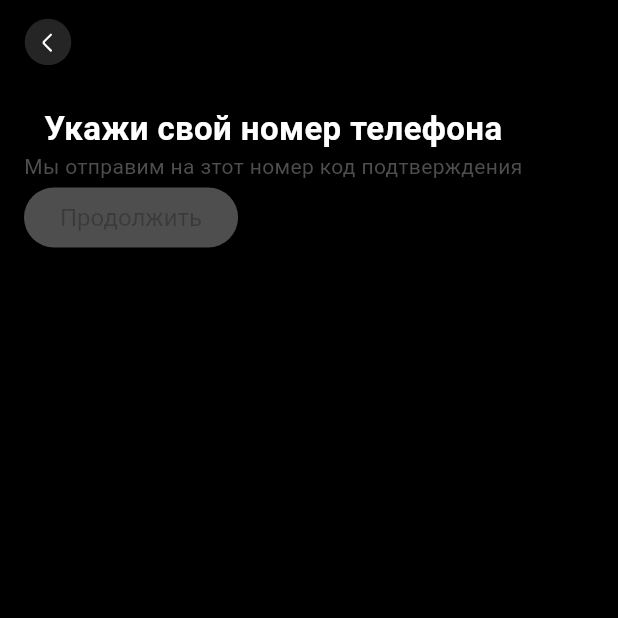
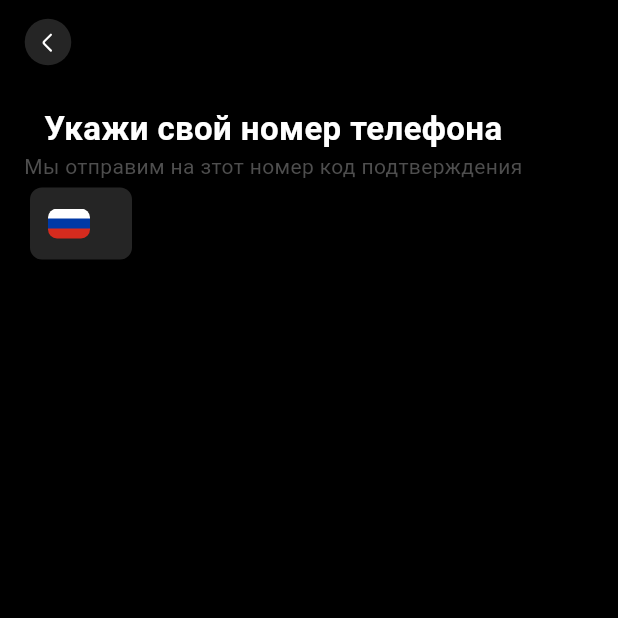
Before and after one commit to PeriyanAra/up4date, a Flutter app: the screen it shows after launch, on a phone screen of 412 x 824 dp, the top half of it. Run offline on Flutter 3.47's test engine with Material 3 defaults, Android fonts, the phone set to English and light mode, and no system bars; our stand-ins replace auto_route, easy_localization, flutter_svg, get_it, shared_preferences.

Commit message:
country picker starting

```diff
--- a/assets/translations/ru.json
+++ b/assets/translations/ru.json
@@ -1,5 +1,5 @@
 {
     "registration_title": "Укажи свой номер телефона",
     "registration_subtitle": "Мы отправим на зтот номер код подтверждения",
-    "continue": "Продолжить"
+    "continue_text": "Продолжить"
 }
--- a/lib/presentation/auth/auth_screen.dart
+++ b/lib/presentation/auth/auth_screen.dart
@@ -1,7 +1,6 @@
 import 'package:auto_route/auto_route.dart';
 import 'package:flutter/material.dart';
 import 'package:up4date/presentation/common/index.dart';
-import 'package:up4date/presentation/common/widgets/primary_button.dart';
 
 @RoutePage()
 class AuthScreen extends StatelessWidget {
--- a/lib/presentation/common/theme_extensions/registration_screen_theme.dart
+++ b/lib/presentation/common/theme_extensions/registration_screen_theme.dart
@@ -18,6 +18,8 @@ class RegistrationScreenTheme extends ThemeExtension<RegistrationScreenTheme> {
   TextStyle get titleTextStyle => _textTheme.headlineLarge.copyWith(
         color: Up4DateColorsPalette.white,
       );
+
+  Color get phoneNumberSectionBackgroundColor => Up4DateColorsPalette.black50;
 
   @override
   int get hashCode => Object.hash(
--- a/lib/presentation/registration/registration_screen.dart
+++ b/lib/presentation/registration/registration_screen.dart
@@ -1,8 +1,9 @@
 import 'package:auto_route/auto_route.dart';
 import 'package:easy_localization/easy_localization.dart';
 import 'package:flutter/material.dart';
+import 'package:flutter_svg/svg.dart';
 import 'package:up4date/presentation/common/index.dart';
-import 'package:up4date/presentation/common/widgets/primary_button.dart';
+import 'package:up4date/presentation/registration/widgets/phone_input.dart';
 
 @RoutePage()
 class RegistrationScreen extends StatelessWidget {
@@ -41,9 +42,129 @@ class _RegistrationScreenContent extends StatelessWidget {
               ),
             ],
           ),
-          PrimaryButton(text: 'continue'.tr())
+          Row(
+            children: [
+              _CountrySelector(
+                countryInfo: CountryInfo(
+                  countryCode: 'ru',
+                  phoneCode: '7',
+                  name: 'Russia',
+                ),
+                onPressed: () {},
+              ),
+
+              // PhoneInput(
+              //   controller: TextEditingController(),
+              //   focusNode: FocusNode(),
+              //   isAutofocus: false,
+              //   prefix: _CountrySelector(
+              //       // countryCode: 'ru',
+              //       // onPressed: _showCountrySelector,
+              //       ),
+              // )
+              // PrimaryButton(text: 'continue'.tr(), onTap: () {},)
+            ],
+          ),
         ],
       ),
     );
   }
 }
+
+class _CountrySelector extends StatelessWidget {
+  const _CountrySelector({
+    required this.countryInfo,
+    required this.onPressed,
+  });
+
+  final CountryInfo countryInfo;
+  final VoidCallback onPressed;
+
+  @override
+  Widget build(BuildContext context) {
+    final registrationScreenTheme = RegistrationScreenTheme.of(context);
+
+    return Padding(
+      padding: const EdgeInsets.all(4.0),
+      child: GestureDetector(
+        onTap: () {},
+        child: Row(
+          mainAxisSize: MainAxisSize.min,
+          children: [
+            Container(
+              width: 68,
+              height: 48,
+              decoration: BoxDecoration(
+                borderRadius: BorderRadius.circular(8),
+                color:
+                    registrationScreenTheme.phoneNumberSectionBackgroundColor,
+              ),
+              child: Padding(
+                padding: const EdgeInsets.fromLTRB(12, 10, 14, 10),
+                child: Row(
+                  mainAxisAlignment: MainAxisAlignment.spaceBetween,
+                  children: [
+                    countryInfo.countryCode.isEmpty
+                        ? FlutterLogo()
+                        // SvgPicture.asset(
+                        //     Drawables.icGlobe,
+                        //     width: 20,
+                        //     height: 20,
+                        //   )
+                        : CountryFlagImage(
+                            country: countryInfo,
+                            size: 20,
+                          ),
+                    const SizedBox(width: 4),
+                    // SvgPicture.asset(Drawables.icRedesignAngleDown),
+                  ],
+                ),
+              ),
+            ),
+            const SizedBox(width: 12)
+          ],
+        ),
+      ),
+    );
+  }
+}
+
+class CountryInfo {
+  CountryInfo({
+    required this.phoneCode,
+    required this.countryCode,
+    required this.name,
+  }) : flagUri = 'assets/countries/${countryCode.toLowerCase()}.png';
+
+  final String phoneCode;
+  final String countryCode;
+  final String name;
+  final String flagUri;
+}
+
+class CountryFlagImage extends StatelessWidget {
+  const CountryFlagImage({
+    required this.country,
+    required this.size,
+    Key? key,
+  }) : super(key: key);
+
+  final CountryInfo country;
+
+  final double size;
+
+  @override
+  Widget build(BuildContext context) {
+    final image = Image(
+      image: AssetImage(country.flagUri),
+      height: size,
+      width: size * 1.4,
+      fit: BoxFit.cover,
+    );
+
+    return ClipRRect(
+      borderRadius: BorderRadius.circular(6),
+      child: image,
+    );
+  }
+}
--- a/lib/presentation/theme/up4date_colors_palette.dart
+++ b/lib/presentation/theme/up4date_colors_palette.dart
@@ -4,6 +4,7 @@ import 'package:flutter/material.dart';
 
 class Up4DateColorsPalette {
   static const Color black = Color(0xFF000000);
+  static const Color black50 = Color(0xFF252525);
   static const Color gray50 = Color(0xFFA2A3A3);
   static const Color gray = Color(0xFF4E4E4E);
 
--- a/pubspec.yaml
+++ b/pubspec.yaml
@@ -30,3 +30,4 @@ flutter:
     - assets/icons/
     - assets/translations/
     - assets/images/
+    - assets/countries/
```
Also changed, not shown: lib/presentation/registration/widgets/phone_input.dart (added, +133 -0 lines), assets/countries/ru.png (added), lib/gen/app_localization.g.dart, lib/gen/locale_keys.g.dart.
